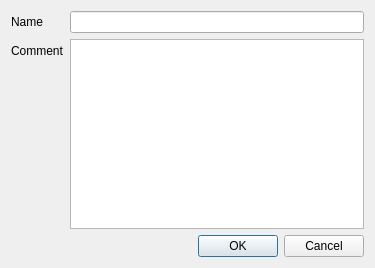
Old version of the form src/server/gui/dialogs/server_dialogscriptmodule.ui in the repository serhmarch/ModbusTools.
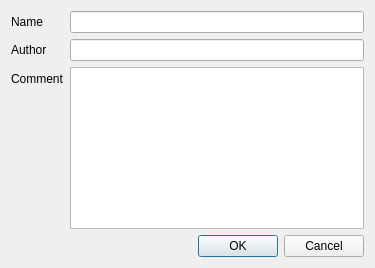
New version of the form.

Commit message: Add author attribute to the script module

Patch:
```diff
--- a/src/server/gui/dialogs/server_dialogscriptmodule.ui
+++ b/src/server/gui/dialogs/server_dialogscriptmodule.ui
@@ -24,7 +24,7 @@
    <item row="0" column="1">
     <widget class="QLineEdit" name="lnName"/>
    </item>
-   <item row="1" column="0">
+   <item row="3" column="0">
     <widget class="QLabel" name="label_3">
      <property name="frameShape">
       <enum>QFrame::NoFrame</enum>
@@ -37,10 +37,10 @@
      </property>
     </widget>
    </item>
-   <item row="1" column="1">
+   <item row="3" column="1">
     <widget class="QPlainTextEdit" name="txtComment"/>
    </item>
-   <item row="2" column="0" colspan="2">
+   <item row="4" column="0" colspan="2">
     <widget class="QDialogButtonBox" name="buttonBox">
      <property name="orientation">
       <enum>Qt::Horizontal</enum>
@@ -50,6 +50,16 @@
      </property>
     </widget>
    </item>
+   <item row="1" column="0">
+    <widget class="QLabel" name="label_2">
+     <property name="text">
+      <string>Author</string>
+     </property>
+    </widget>
+   </item>
+   <item row="1" column="1">
+    <widget class="QLineEdit" name="lnAuthor"/>
+   </item>
   </layout>
  </widget>
  <resources/>
```
The commit also changes 5 other files.
